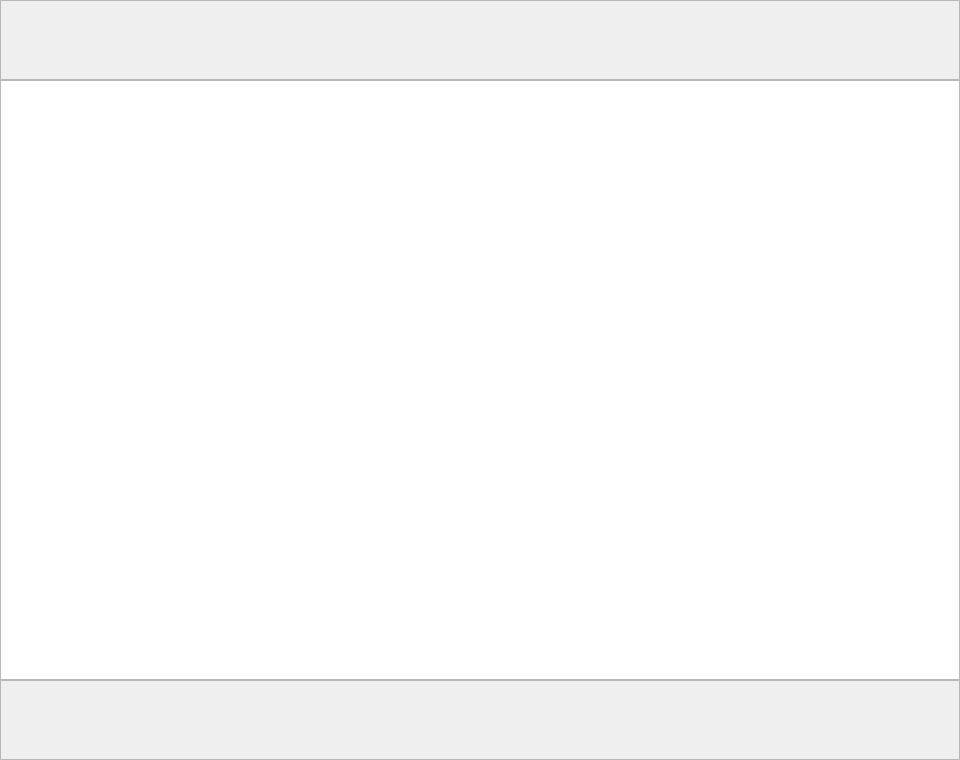
The window that 19.信息台账管理10.0/images/em_beta5.ui (sammiriche/datacode) describes before a commit, drawn with Qt 5.
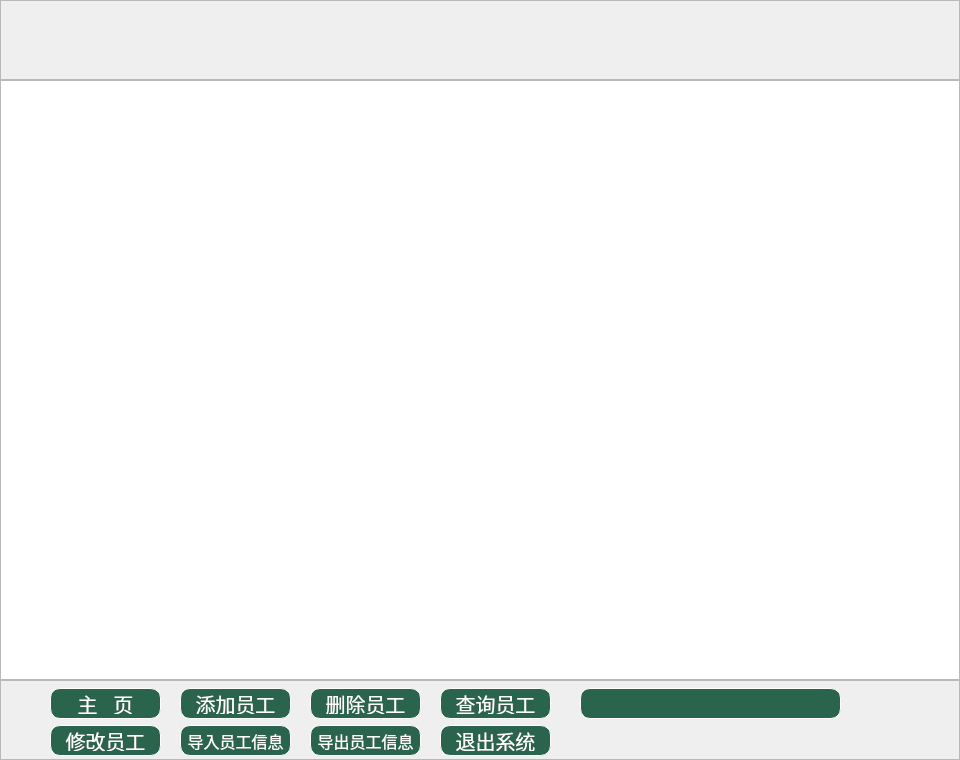
The same window after the commit. Icons and pictures are not drawn.

```diff
--- a/19.信息台账管理10.0/images/em_beta5.ui
+++ b/19.信息台账管理10.0/images/em_beta5.ui
@@ -32,12 +32,514 @@
      <height>80</height>
     </rect>
    </property>
+   <property name="font">
+    <font>
+     <pointsize>15</pointsize>
+    </font>
+   </property>
+   <property name="styleSheet">
+    <string notr="true">background-image: url(:/底部横幅.png);</string>
+   </property>
    <property name="frameShape">
     <enum>QFrame::StyledPanel</enum>
    </property>
    <property name="frameShadow">
     <enum>QFrame::Raised</enum>
    </property>
+   <widget class="QPushButton" name="home_btn">
+    <property name="geometry">
+     <rect>
+      <x>50</x>
+      <y>8</y>
+      <width>111</width>
+      <height>31</height>
+     </rect>
+    </property>
+    <property name="font">
+     <font>
+      <family>华文隶书</family>
+      <pointsize>15</pointsize>
+     </font>
+    </property>
+    <property name="styleSheet">
+     <string notr="true">QPushButton
+{  
+    /* 前景色 */  
+    color:white;  
+ 
+    /* 背景色 */  
+    background-color:rgb(43,100,76);  
+ 
+    /* 边框风格 */  
+    border-style:outset;  
+ 
+    /* 边框宽度 */  
+    border-width:0.5px;  
+ 
+    /* 边框颜色 */  
+    border-color:rgb(255,255,255);  
+ 
+    /* 边框倒角 */  
+    border-radius:10px;  
+
+ 
+    /* 内边距 */  
+    padding:4px;  
+} 
+QPushButton:pressed
+{
+    color:#00ff00;
+    background-color:rgb(40, 85, 20); /*改变背景色*/
+    border-style:inset;/*改变边框风格*/
+    padding-left:6px;
+    padding-top:6px;
+	border-color:rgb(255,0,0);
+
+}
+</string>
+    </property>
+    <property name="text">
+     <string>主   页</string>
+    </property>
+   </widget>
+   <widget class="QPushButton" name="modify_btn">
+    <property name="geometry">
+     <rect>
+      <x>50</x>
+      <y>45</y>
+      <width>111</width>
+      <height>31</height>
+     </rect>
+    </property>
+    <property name="font">
+     <font>
+      <family>华文隶书</family>
+      <pointsize>15</pointsize>
+     </font>
+    </property>
+    <property name="styleSheet">
+     <string notr="true">QPushButton
+{  
+    /* 前景色 */  
+    color:white;  
+ 
+    /* 背景色 */  
+    background-color:rgb(43,100,76);  
+ 
+    /* 边框风格 */  
+    border-style:outset;  
+ 
+    /* 边框宽度 */  
+    border-width:0.5px;  
+ 
+    /* 边框颜色 */  
+    border-color:rgb(255,255,255);  
+ 
+    /* 边框倒角 */  
+    border-radius:10px;  
+
+ 
+    /* 内边距 */  
+    padding:4px;  
+} 
+QPushButton:pressed
+{
+    color:#00ff00;
+    background-color:rgb(40, 85, 20); /*改变背景色*/
+    border-style:inset;/*改变边框风格*/
+    padding-left:6px;
+    padding-top:6px;
+	border-color:rgb(255,0,0);
+
+}
+</string>
+    </property>
+    <property name="text">
+     <string>修改员工</string>
+    </property>
+   </widget>
+   <widget class="QPushButton" name="import_btn">
+    <property name="geometry">
+     <rect>
+      <x>180</x>
+      <y>45</y>
+      <width>111</width>
+      <height>31</height>
+     </rect>
+    </property>
+    <property name="font">
+     <font>
+      <family>华文隶书</family>
+      <pointsize>12</pointsize>
+     </font>
+    </property>
+    <property name="styleSheet">
+     <string notr="true">QPushButton
+{  
+    /* 前景色 */  
+    color:white;  
+ 
+    /* 背景色 */  
+    background-color:rgb(43,100,76);  
+ 
+    /* 边框风格 */  
+    border-style:outset;  
+ 
+    /* 边框宽度 */  
+    border-width:0.5px;  
+ 
+    /* 边框颜色 */  
+    border-color:rgb(255,255,255);  
+ 
+    /* 边框倒角 */  
+    border-radius:10px;  
+
+ 
+    /* 内边距 */  
+    padding:4px;  
+} 
+QPushButton:pressed
+{
+    color:#00ff00;
+    background-color:rgb(40, 85, 20); /*改变背景色*/
+    border-style:inset;/*改变边框风格*/
+    padding-left:6px;
+    padding-top:6px;
+	border-color:rgb(255,0,0);
+
+}
+</string>
+    </property>
+    <property name="text">
+     <string>导入员工信息</string>
+    </property>
+   </widget>
+   <widget class="QPushButton" name="add_btn">
+    <property name="geometry">
+     <rect>
+      <x>180</x>
+      <y>8</y>
+      <width>111</width>
+      <height>31</height>
+     </rect>
+    </property>
+    <property name="font">
+     <font>
+      <family>华文隶书</family>
+      <pointsize>15</pointsize>
+     </font>
+    </property>
+    <property name="styleSheet">
+     <string notr="true">QPushButton
+{  
+    /* 前景色 */  
+    color:white;  
+ 
+    /* 背景色 */  
+    background-color:rgb(43,100,76);  
+ 
+    /* 边框风格 */  
+    border-style:outset;  
+ 
+    /* 边框宽度 */  
+    border-width:0.5px;  
+ 
+    /* 边框颜色 */  
+    border-color:rgb(255,255,255);  
+ 
+    /* 边框倒角 */  
+    border-radius:10px;  
+
+ 
+    /* 内边距 */  
+    padding:4px;  
+} 
+QPushButton:pressed
+{
+    color:#00ff00;
+    background-color:rgb(40, 85, 20); /*改变背景色*/
+    border-style:inset;/*改变边框风格*/
+    padding-left:6px;
+    padding-top:6px;
+	border-color:rgb(255,0,0);
+
+}
+</string>
+    </property>
+    <property name="text">
+     <string>添加员工</string>
+    </property>
+   </widget>
+   <widget class="QPushButton" name="del_btn">
+    <property name="geometry">
+     <rect>
+      <x>310</x>
+      <y>8</y>
+      <width>111</width>
+      <height>31</height>
+     </rect>
+    </property>
+    <property name="font">
+     <font>
+      <family>华文隶书</family>
+      <pointsize>15</pointsize>
+     </font>
+    </property>
+    <property name="styleSheet">
+     <string notr="true">QPushButton
+{  
+    /* 前景色 */  
+    color:white;  
+ 
+    /* 背景色 */  
+    background-color:rgb(43,100,76);  
+ 
+    /* 边框风格 */  
+    border-style:outset;  
+ 
+    /* 边框宽度 */  
+    border-width:0.5px;  
+ 
+    /* 边框颜色 */  
+    border-color:rgb(255,255,255);  
+ 
+    /* 边框倒角 */  
+    border-radius:10px;  
+
+ 
+    /* 内边距 */  
+    padding:4px;  
+} 
+QPushButton:pressed
+{
+    color:#00ff00;
+    background-color:rgb(40, 85, 20); /*改变背景色*/
+    border-style:inset;/*改变边框风格*/
+    padding-left:6px;
+    padding-top:6px;
+	border-color:rgb(255,0,0);
+
+}
+</string>
+    </property>
+    <property name="text">
+     <string>删除员工</string>
+    </property>
+   </widget>
+   <widget class="QPushButton" name="export_btn">
+    <property name="geometry">
+     <rect>
+      <x>310</x>
+      <y>45</y>
+      <width>111</width>
+      <height>31</height>
+     </rect>
+    </property>
+    <property name="font">
+     <font>
+      <family>华文隶书</family>
+      <pointsize>12</pointsize>
+     </font>
+    </property>
+    <property name="styleSheet">
+     <string notr="true">QPushButton
+{  
+    /* 前景色 */  
+    color:white;  
+ 
+    /* 背景色 */  
+    background-color:rgb(43,100,76);  
+ 
+    /* 边框风格 */  
+    border-style:outset;  
+ 
+    /* 边框宽度 */  
+    border-width:0.5px;  
+ 
+    /* 边框颜色 */  
+    border-color:rgb(255,255,255);  
+ 
+    /* 边框倒角 */  
+    border-radius:10px;  
+
+ 
+    /* 内边距 */  
+    padding:4px;  
+} 
+QPushButton:pressed
+{
+    color:#00ff00;
+    background-color:rgb(40, 85, 20); /*改变背景色*/
+    border-style:inset;/*改变边框风格*/
+    padding-left:6px;
+    padding-top:6px;
+	border-color:rgb(255,0,0);
+
+}
+</string>
+    </property>
+    <property name="text">
+     <string>导出员工信息</string>
+    </property>
+   </widget>
+   <widget class="QPushButton" name="query_btn">
+    <property name="geometry">
+     <rect>
+      <x>440</x>
+      <y>8</y>
+      <width>111</width>
+      <height>31</height>
+     </rect>
+    </property>
+    <property name="font">
+     <font>
+      <family>华文隶书</family>
+      <pointsize>15</pointsize>
+     </font>
+    </property>
+    <property name="styleSheet">
+     <string notr="true">QPushButton
+{  
+    /* 前景色 */  
+    color:white;  
+ 
+    /* 背景色 */  
+    background-color:rgb(43,100,76);  
+ 
+    /* 边框风格 */  
+    border-style:outset;  
+ 
+    /* 边框宽度 */  
+    border-width:0.5px;  
+ 
+    /* 边框颜色 */  
+    border-color:rgb(255,255,255);  
+ 
+    /* 边框倒角 */  
+    border-radius:10px;  
+
+ 
+    /* 内边距 */  
+    padding:4px;  
+} 
+QPushButton:pressed
+{
+    color:#00ff00;
+    background-color:rgb(40, 85, 20); /*改变背景色*/
+    border-style:inset;/*改变边框风格*/
+    padding-left:6px;
+    padding-top:6px;
+	border-color:rgb(255,0,0);
+
+}
+</string>
+    </property>
+    <property name="text">
+     <string>查询员工</string>
+    </property>
+   </widget>
+   <widget class="QPushButton" name="quit_btn">
+    <property name="geometry">
+     <rect>
+      <x>440</x>
+      <y>45</y>
+      <width>111</width>
+      <height>31</height>
+     </rect>
+    </property>
+    <property name="font">
+     <font>
+      <family>华文隶书</family>
+      <pointsize>15</pointsize>
+     </font>
+    </property>
+    <property name="styleSheet">
+     <string notr="true">QPushButton
+{  
+    /* 前景色 */  
+    color:white;  
+ 
+    /* 背景色 */  
+    background-color:rgb(43,100,76);  
+ 
+    /* 边框风格 */  
+    border-style:outset;  
+ 
+    /* 边框宽度 */  
+    border-width:0.5px;  
+ 
+    /* 边框颜色 */  
+    border-color:rgb(255,255,255);  
+ 
+    /* 边框倒角 */  
+    border-radius:10px;  
+
+ 
+    /* 内边距 */  
+    padding:4px;  
+} 
+QPushButton:pressed
+{
+    color:#00ff00;
+    background-color:rgb(40, 85, 20); /*改变背景色*/
+    border-style:inset;/*改变边框风格*/
+    padding-left:6px;
+    padding-top:6px;
+	border-color:rgb(255,0,0);
+
+}
+</string>
+    </property>
+    <property name="text">
+     <string>退出系统</string>
+    </property>
+   </widget>
+   <widget class="QLineEdit" name="query_lineEdit">
+    <property name="geometry">
+     <rect>
+      <x>580</x>
+      <y>8</y>
+      <width>261</width>
+      <height>31</height>
+     </rect>
+    </property>
+    <property name="font">
+     <font>
+      <pointsize>15</pointsize>
+     </font>
+    </property>
+    <property name="styleSheet">
+     <string notr="true">QLineEdit
+{  
+    /* 前景色 */  
+    color:white;  
+ 
+    /* 背景色 */  
+    background-color:rgb(43,100,76);  
+ 
+    /* 边框风格 */  
+    border-style:outset;  
+ 
+    /* 边框宽度 */  
+    border-width:0.5px;  
+ 
+    /* 边框颜色 */  
+    border-color:rgb(255,255,255);  
+ 
+    /* 边框倒角 */  
+    border-radius:10px;  
+
+ 
+    /* 内边距 */  
+    padding:4px;  
+} 
+
+</string>
+    </property>
+    <property name="text">
+     <string/>
+    </property>
+   </widget>
   </widget>
   <widget class="QFrame" name="frame_2">
    <property name="geometry">
```
Left out of the diff: 33 changed lines with no effect on the pictures.
